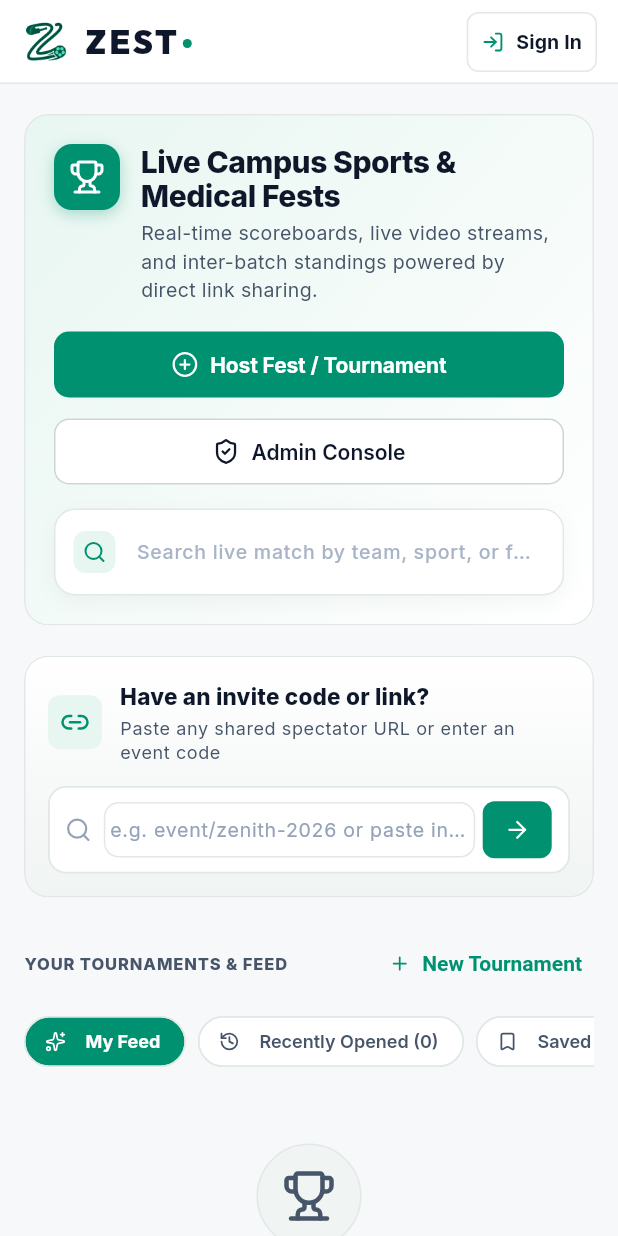
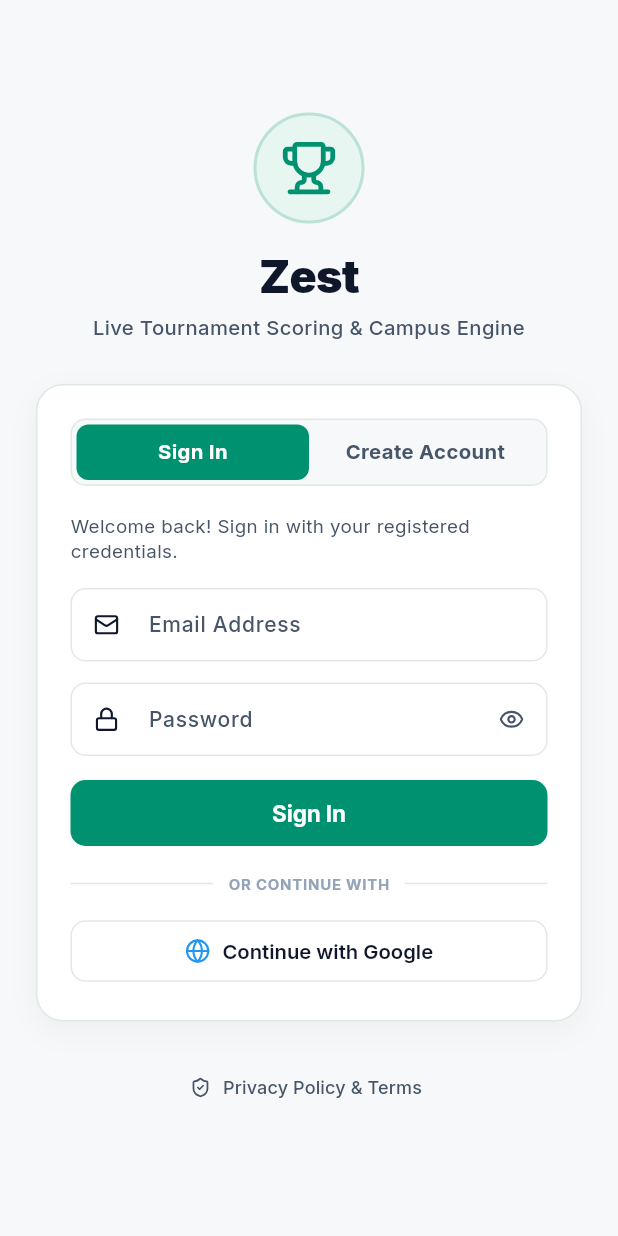
Before and after one commit to ajay8873/sportsbuzz, a Flutter app: the screen it shows after launch, on a phone screen of 412 x 824 dp. Run offline on Flutter 3.47's test engine with Material 3 defaults, Android fonts, the light colour scheme and no system bars; our stand-ins replace flutter_riverpod, go_router, google_fonts, lucide_icons_flutter, shared_preferences, supabase_flutter and 1 more; missing offline and left inert: dart:html, dart:ui_web, webview_flutter_android; accounts and stored records are empty.

Commit message:
feat(auth): full-screen login gate, remove header sign-in button, add privacy policy

```diff
--- a/lib/core/router/app_router.dart
+++ b/lib/core/router/app_router.dart
@@ -1,5 +1,8 @@
+import 'dart:async';
 import 'package:flutter/material.dart';
 import 'package:go_router/go_router.dart';
+import '../services/auth_service.dart';
+import '../../presentation/screens/auth/login_screen.dart';
 import '../../presentation/screens/home_screen.dart';
 import '../../presentation/screens/event_landing_screen.dart';
 import '../../presentation/screens/viewer_match_screen.dart';
@@ -7,13 +10,55 @@ import '../../presentation/screens/admin/admin_dashboard_screen.dart';
 import '../../presentation/screens/admin/admin_event_detail_screen.dart';
 import '../../presentation/screens/admin/admin_scoring_screen.dart';
 
+class _GoRouterRefreshStream extends ChangeNotifier {
+  _GoRouterRefreshStream(Stream<dynamic> stream) {
+    notifyListeners();
+    _subscription = stream.asBroadcastStream().listen(
+      (dynamic _) => notifyListeners(),
+    );
+  }
+
+  late final StreamSubscription<dynamic> _subscription;
+
+  @override
+  void dispose() {
+    _subscription.cancel();
+    super.dispose();
+  }
+}
+
 class AppRouter {
   AppRouter._();
 
   static final GoRouter router = GoRouter(
     initialLocation: '/',
+    refreshListenable: _GoRouterRefreshStream(AuthService.onAuthStateChange),
+    redirect: (BuildContext context, GoRouterState state) {
+      final isLoggedIn = AuthService.currentProfile != null;
+      final isLoginRoute = state.matchedLocation == '/login';
+
+      // If not logged in, enforce authentication gate
+      if (!isLoggedIn && !isLoginRoute) {
+        return '/login';
+      }
+
+      // If logged in and visiting /login, proceed to home
+      if (isLoggedIn && isLoginRoute) {
+        return '/';
+      }
+
+      return null;
+    },
     routes: <RouteBase>[
-      // Public / Viewer Routes
+      // Authentication Gate Screen
+      GoRoute(
+        path: '/login',
+        name: 'login',
+        builder: (BuildContext context, GoRouterState state) {
+          return const LoginScreen();
+        },
+      ),
+      // Public / Home Feed Route
       GoRoute(
         path: '/',
         name: 'home',
--- /dev/null
+++ b/lib/presentation/screens/auth/login_screen.dart
@@ -0,0 +1,531 @@
+import 'dart:async';
+import 'package:flutter/material.dart';
+import 'package:flutter_riverpod/flutter_riverpod.dart';
+import 'package:go_router/go_router.dart';
+import 'package:lucide_icons_flutter/lucide_icons.dart';
+import '../../../core/constants/app_colors.dart';
+import '../../../core/services/auth_service.dart';
+import '../../../features/auth/providers/auth_providers.dart';
+
+class LoginScreen extends ConsumerStatefulWidget {
+  const LoginScreen({super.key});
+
+  @override
+  ConsumerState<LoginScreen> createState() => _LoginScreenState();
+}
+
+class _LoginScreenState extends ConsumerState<LoginScreen> {
+  final _nameController = TextEditingController();
+  final _emailController = TextEditingController();
+  final _passwordController = TextEditingController();
+  bool _isSignUp = false;
+  bool _isPasswordVisible = false;
+  bool _isLoading = false;
+  String? _errorMessage;
+  String? _successMessage;
+  StreamSubscription<AppUserProfile?>? _authSubscription;
+
+  @override
+  void initState() {
+    super.initState();
+    _loadSavedEmail();
+    _authSubscription = AuthService.onAuthStateChange.listen((profile) {
+      if (profile != null && mounted) {
+        context.go('/');
+      }
+    });
+  }
+
+  Future<void> _loadSavedEmail() async {
+    final email = await AuthService.getAutofetchedEmail();
+    if (mounted && email.isNotEmpty) {
+      setState(() {
+        _emailController.text = email;
+      });
+    }
+  }
+
+  @override
+  void dispose() {
+    _authSubscription?.cancel();
+    _nameController.dispose();
+    _emailController.dispose();
+    _passwordController.dispose();
+    super.dispose();
+  }
+
+  Future<void> _handleSubmit() async {
+    final email = _emailController.text.trim();
+    final password = _passwordController.text;
+    final name = _nameController.text.trim();
+
+    if (_isSignUp && name.isEmpty) {
+      setState(() {
+        _errorMessage = 'Please enter your name.';
+        _successMessage = null;
+      });
+      return;
+    }
+
+    if (email.isEmpty || !email.contains('@') || !email.contains('.')) {
+      setState(() {
+        _errorMessage = 'Please enter a valid email address.';
+        _successMessage = null;
+      });
+      return;
+    }
+
+    if (password.isEmpty) {
+      setState(() {
+        _errorMessage = 'Please enter your password.';
+        _successMessage = null;
+      });
+      return;
+    }
+
+    if (_isSignUp && password.length < 6) {
+      setState(() {
+        _errorMessage = 'Password must be at least 6 characters.';
+        _successMessage = null;
+      });
+      return;
+    }
+
+    setState(() {
+      _isLoading = true;
+      _errorMessage = null;
+      _successMessage = null;
+    });
+
+    final result = _isSignUp
+        ? await AuthService.signUpWithPassword(
+            email: email,
+            password: password,
+            displayName: name.isNotEmpty ? name : null,
+          )
+        : await AuthService.signInWithPassword(
+            email: email,
+            password: password,
+          );
+
+    if (!mounted) return;
+
+    setState(() {
+      _isLoading = false;
+    });
+
+    if (result.success) {
+      if (result.errorMessage != null) {
+        setState(() {
+          _successMessage = result.errorMessage;
+        });
+      } else {
+        context.go('/');
+      }
+    } else {
+      setState(() {
+        _errorMessage = result.errorMessage ?? 'Authentication failed.';
+      });
+    }
+  }
+
+  void _showPrivacyPolicyDialog() {
+    showDialog(
+      context: context,
+      builder: (ctx) => AlertDialog(
+        shape: RoundedRectangleBorder(borderRadius: BorderRadius.circular(16)),
+        title: const Row(
+          children: [
+            Icon(LucideIcons.shieldCheck, color: AppColors.primary, size: 20),
+            SizedBox(width: 8),
+            Text('Privacy Policy', style: TextStyle(fontWeight: FontWeight.w700, fontSize: 18)),
+          ],
+        ),
+        content: const SingleChildScrollView(
+          child: Text(
+            'Zest collects your name and email address solely for authentication, personalizing tournament feeds, and managing organizer permissions.\n\n'
+            'We do not sell, rent, or share your personal data with any third parties or advertisers.\n\n'
+            'Data is secured using encrypted transport and Supabase Authentication.\n\n'
+            'To request deletion of your account and personal data, email mehtaajay8873@gmail.com.',
+            style: TextStyle(fontSize: 13, height: 1.5, color: AppColors.textSecondary),
+          ),
+        ),
+        actions: [
+          TextButton(
+            onPressed: () => Navigator.of(ctx).pop(),
+            child: const Text('Close'),
+          ),
+        ],
+      ),
+    );
+  }
+
+  @override
+  Widget build(BuildContext context) {
+    return Scaffold(
+      backgroundColor: AppColors.background,
+      body: SafeArea(
+        child: Center(
+          child: SingleChildScrollView(
+            padding: const EdgeInsets.symmetric(horizontal: 24, vertical: 20),
+            child: ConstrainedBox(
+              constraints: const BoxConstraints(maxWidth: 420),
+              child: Column(
+                mainAxisAlignment: MainAxisAlignment.center,
+                crossAxisAlignment: CrossAxisAlignment.stretch,
+                children: [
+                  // App Brand Header
+                  Center(
+                    child: Container(
+                      padding: const EdgeInsets.all(16),
+                      decoration: BoxDecoration(
+                        color: AppColors.primarySurface,
+                        shape: BoxShape.circle,
+                        border: Border.all(
+                          color: AppColors.primary.withValues(alpha: 0.2),
+                          width: 2,
+                        ),
+                      ),
+                      child: const Icon(
+                        LucideIcons.trophy,
+                        size: 38,
+                        color: AppColors.primary,
+                      ),
+                    ),
+                  ),
+                  const SizedBox(height: 14),
+                  const Text(
+                    'Zest',
+                    textAlign: TextAlign.center,
+                    style: TextStyle(
+                      fontSize: 30,
+                      fontWeight: FontWeight.w900,
+                      letterSpacing: -0.5,
+                      color: AppColors.textPrimary,
+                    ),
+                  ),
+                  const SizedBox(height: 4),
+                  const Text(
+                    'Live Tournament Scoring & Campus Engine',
+                    textAlign: TextAlign.center,
+                    style: TextStyle(
+                      fontSize: 13.5,
+                      fontWeight: FontWeight.w500,
+                      color: AppColors.textSecondary,
+                    ),
+                  ),
+                  const SizedBox(height: 28),
+
+                  // Main Card
+                  Container(
+                    padding: const EdgeInsets.all(22),
+                    decoration: BoxDecoration(
+                      color: AppColors.surface,
+                      borderRadius: BorderRadius.circular(18),
+                      border: Border.all(color: AppColors.border),
+                      boxShadow: [
+                        BoxShadow(
+                          color: Colors.black.withValues(alpha: 0.04),
+                          blurRadius: 16,
+                          offset: const Offset(0, 6),
+                        ),
+                      ],
+                    ),
+                    child: Column(
+                      crossAxisAlignment: CrossAxisAlignment.stretch,
+                      children: [
+                        // Segmented Switcher (Sign In vs Create Account)
+                        Container(
+                          padding: const EdgeInsets.all(3),
+                          decoration: BoxDecoration(
+                            color: AppColors.background,
+                            borderRadius: BorderRadius.circular(10),
+                            border: Border.all(color: AppColors.border),
+                          ),
+                          child: Row(
+                            children: [
+                              Expanded(
+                                child: GestureDetector(
+                                  onTap: () {
+                                    setState(() {
+                                      _isSignUp = false;
+                                      _errorMessage = null;
+                                      _successMessage = null;
+                                    });
+                                  },
+                                  child: Container(
+                                    padding: const EdgeInsets.symmetric(vertical: 9),
+                                    decoration: BoxDecoration(
+                                      color: !_isSignUp ? AppColors.primary : Colors.transparent,
+                                      borderRadius: BorderRadius.circular(8),
+                                    ),
+                                    alignment: Alignment.center,
+                                    child: Text(
+                                      'Sign In',
+                                      style: TextStyle(
+                                        fontSize: 13.5,
+                                        fontWeight: FontWeight.w700,
+                                        color: !_isSignUp ? Colors.white : AppColors.textSecondary,
+                                      ),
+                                    ),
+                                  ),
+                                ),
+                              ),
+                              Expanded(
+                                child: GestureDetector(
+                                  onTap: () {
+                                    setState(() {
+                                      _isSignUp = true;
+                                      _errorMessage = null;
+                                      _successMessage = null;
+                                    });
+                                  },
+                                  child: Container(
+                                    padding: const EdgeInsets.symmetric(vertical: 9),
+                                    decoration: BoxDecoration(
+                                      color: _isSignUp ? AppColors.primary : Colors.transparent,
+                                      borderRadius: BorderRadius.circular(8),
+                                    ),
+                                    alignment: Alignment.center,
+                                    child: Text(
+                                      'Create Account',
+                                      style: TextStyle(
+                                        fontSize: 13.5,
+                                        fontWeight: FontWeight.w700,
+                                        color: _isSignUp ? Colors.white : AppColors.textSecondary,
+                                      ),
+                                    ),
+                                  ),
+                                ),
+                              ),
+                            ],
+                          ),
+                        ),
+                        const SizedBox(height: 18),
+
+                        // Form Subtitle
+                        Text(
+                          _isSignUp
+                              ? 'Create your organizer account to host events and score matches.'
+                              : 'Welcome back! Sign in with your registered credentials.',
+                          style: const TextStyle(
+                            fontSize: 12.5,
+                            color: AppColors.textSecondary,
+                            height: 1.35,
+                          ),
+                        ),
+                        const SizedBox(height: 16),
+
+                        // Name Field (only on Sign Up)
+                        if (_isSignUp) ...[
+                          TextField(
+                            controller: _nameController,
+                            keyboardType: TextInputType.name,
+                            textInputAction: TextInputAction.next,
+                            decoration: const InputDecoration(
+                              labelText: 'Full Name',
+                              hintText: 'e.g. Ajay Mehta',
+                              prefixIcon: Icon(LucideIcons.user, size: 17),
+                              contentPadding: EdgeInsets.symmetric(horizontal: 14, vertical: 13),
+                            ),
+                          ),
+                          const SizedBox(height: 14),
+                        ],
+
+                        // Email Field
+                        TextField(
+                          controller: _emailController,
+                          keyboardType: TextInputType.emailAddress,
+                          textInputAction: TextInputAction.next,
+                          onChanged: (_) => setState(() {}),
+                          decoration: InputDecoration(
+                            labelText: 'Email Address',
+                            hintText: 'user@example.com',
+                            prefixIcon: const Icon(LucideIcons.mail, size: 17),
+                            suffixIcon: _emailController.text.isNotEmpty
+                                ? IconButton(
+                                    icon: const Icon(LucideIcons.x, size: 15),
+                                    onPressed: () => setState(() => _emailController.clear()),
+                                  )
+                                : null,
+                            contentPadding: const EdgeInsets.symmetric(horizontal: 14, vertical: 13),
+                          ),
+                        ),
+                        const SizedBox(height: 14),
+
+                        // Password Field
+                        TextField(
+                          controller: _passwordController,
+                          obscureText: !_isPasswordVisible,
+                          textInputAction: TextInputAction.done,
+                          onSubmitted: (_) => _handleSubmit(),
+                          decoration: InputDecoration(
+                            labelText: 'Password',
+                            hintText: _isSignUp ? 'At least 6 characters' : 'Enter your password',
+                            prefixIcon: const Icon(LucideIcons.lock, size: 17),
+                            suffixIcon: IconButton(
+                              icon: Icon(
+                                _isPasswordVisible ? LucideIcons.eyeOff : LucideIcons.eye,
+                                size: 17,
+                                color: AppColors.textSecondary,
+                              ),
+                              onPressed: () {
+                                setState(() {
+                                  _isPasswordVisible = !_isPasswordVisible;
+                                });
+                              },
+                            ),
+                            contentPadding: const EdgeInsets.symmetric(horizontal: 14, vertical: 13),
+                          ),
+                        ),
+                        const SizedBox(height: 14),
+
+                        // Error Banner
+                        if (_errorMessage != null) ...[
+                          Container(
+                            padding: const EdgeInsets.all(11),
+                            decoration: BoxDecoration(
+                              color: AppColors.liveRed.withValues(alpha: 0.08),
+                              borderRadius: BorderRadius.circular(8),
+                              border: Border.all(color: AppColors.liveRed.withValues(alpha: 0.3)),
+                            ),
+                            child: Row(
+                              crossAxisAlignment: CrossAxisAlignment.start,
+                              children: [
+                                const Icon(LucideIcons.alertCircle, size: 16, color: AppColors.liveRed),
+                                const SizedBox(width: 8),
+                                Expanded(
+                                  child: Text(
+                                    _errorMessage!,
+                                    style: const TextStyle(fontSize: 12, color: AppColors.liveRed, height: 1.35),
+                                  ),
+                                ),
+                              ],
+                            ),
+                          ),
+                          const SizedBox(height: 14),
+                        ],
+
+                        // Success Banner
+                        if (_successMessage != null) ...[
+                          Container(
+                            padding: const EdgeInsets.all(11),
+                            decoration: BoxDecoration(
+                              color: Colors.green.withValues(alpha: 0.08),
+                              borderRadius: BorderRadius.circular(8),
+                              border: Border.all(color: Colors.green.withValues(alpha: 0.3)),
+                            ),
+                            child: Row(
+                              crossAxisAlignment: CrossAxisAlignment.start,
+                              children: [
+                                const Icon(LucideIcons.checkCircle2, size: 16, color: Colors.green),
+                                const SizedBox(width: 8),
+                                Expanded(
+                                  child: Text(
+                                    _successMessage!,
+                                    style: const TextStyle(fontSize: 12, color: Colors.green, height: 1.35),
+                                  ),
+                                ),
+                              ],
+                            ),
+                          ),
+                          const SizedBox(height: 14),
+                        ],
+
+                        // Primary Submit Button
+                        ElevatedButton(
+                          style: ElevatedButton.styleFrom(
+                            backgroundColor: AppColors.primary,
+                            foregroundColor: Colors.white,
+                            padding: const EdgeInsets.symmetric(vertical: 13),
+                            shape: RoundedRectangleBorder(borderRadius: BorderRadius.circular(10)),
+                            elevation: 0,
+                          ),
+                          onPressed: _isLoading ? null : _handleSubmit,
+                          child: _isLoading
+                              ? const SizedBox(
+                                  width: 18,
+                                  height: 18,
+                                  child: CircularProgressIndicator(color: Colors.white, strokeWidth: 2),
+                                )
+                              : Text(
+                                  _isSignUp ? 'Create Account' : 'Sign In',
+                                  style: const TextStyle(fontWeight: FontWeight.w700, fontSize: 15),
+                                ),
+                        ),
+                        const SizedBox(height: 16),
+
+                        // OR Divider
+                        Row(
+                          children: [
+                            const Expanded(child: Divider(color: AppColors.border)),
+                            Padding(
+                              padding: const EdgeInsets.symmetric(horizontal: 10),
+                              child: Text(
+                                'OR CONTINUE WITH',
+                                style: TextStyle(
+                                  fontSize: 10,
+                                  fontWeight: FontWeight.w700,
+                                  color: AppColors.textMuted,
+                                  letterSpacing: 0.5,
+                                ),
+                              ),
+                            ),
+                            const Expanded(child: Divider(color: AppColors.border)),
+                          ],
+                        ),
+                        const SizedBox(height: 14),
+
+                        // Google Button
+                        OutlinedButton.icon(
+                          style: OutlinedButton.styleFrom(
+                            foregroundColor: AppColors.textPrimary,
+                            side: const BorderSide(color: AppColors.border),
+                            padding: const EdgeInsets.symmetric(vertical: 12),
+                            shape: RoundedRectangleBorder(borderRadius: BorderRadius.circular(10)),
+                          ),
+                          icon: const Icon(LucideIcons.globe, color: Colors.blue, size: 17),
+                          label: const Text(
+                            'Continue with Google',
+                            style: TextStyle(fontWeight: FontWeight.w600, fontSize: 13.5),
+                          ),
+                          onPressed: () async {
+                            final authResult = await AuthService.signInWithGoogle();
+                            if (!mounted) return;
+                            if (!authResult.success) {
+                              setState(() {
+                                _errorMessage = authResult.errorMessage ??
+                                    'Google OAuth could not be initiated.';
+                              });
+                            }
+                          },
+                        ),
+                      ],
+                    ),
+                  ),
+                  const SizedBox(height: 20),
+
+                  // Privacy Policy Footer Link
+                  Center(
+                    child: TextButton.icon(
+                      onPressed: _showPrivacyPolicyDialog,
+                      icon: const Icon(LucideIcons.shieldCheck, size: 14, color: AppColors.textSecondary),
+                      label: const Text(
+                        'Privacy Policy & Terms',
+                        style: TextStyle(
+                          fontSize: 12,
+                          color: AppColors.textSecondary,
+                          fontWeight: FontWeight.w500,
+                        ),
+                      ),
+                    ),
+                  ),
+                ],
+              ),
+            ),
+          ),
+        ),
+      ),
+    );
+  }
+}
--- a/lib/presentation/widgets/auth_user_button.dart
+++ b/lib/presentation/widgets/auth_user_button.dart
@@ -137,23 +137,7 @@ class AuthUserButton extends ConsumerWidget {
     final isSuperAdmin = ref.watch(isSuperAdminProvider);
 
     if (user == null) {
-      return TextButton.icon(
-        style: TextButton.styleFrom(
-          foregroundColor: AppColors.textPrimary,
-          backgroundColor: AppColors.surface,
-          padding: const EdgeInsets.symmetric(horizontal: 10, vertical: 6),
-          shape: RoundedRectangleBorder(
-            borderRadius: BorderRadius.circular(8),
-            side: const BorderSide(color: AppColors.border),
-          ),
-        ),
-        icon: const Icon(LucideIcons.logIn, size: 15, color: AppColors.primary),
-        label: const Text(
-          'Sign In',
-          style: TextStyle(fontSize: 13, fontWeight: FontWeight.w700),
-        ),
-        onPressed: () => _showSignInDialog(context),
-      );
+      return const SizedBox.shrink();
     }
 
     final initial = (user.displayName?.isNotEmpty == true
```
Also changed, not shown: 3 other files.
